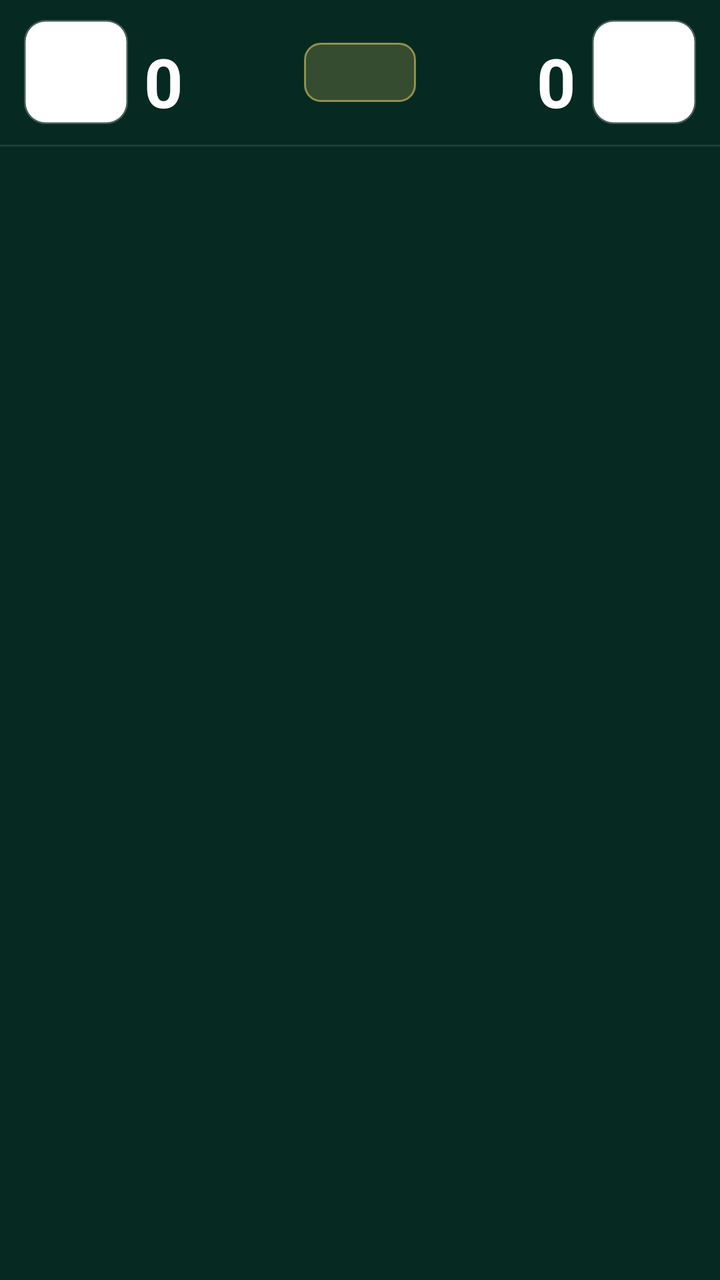
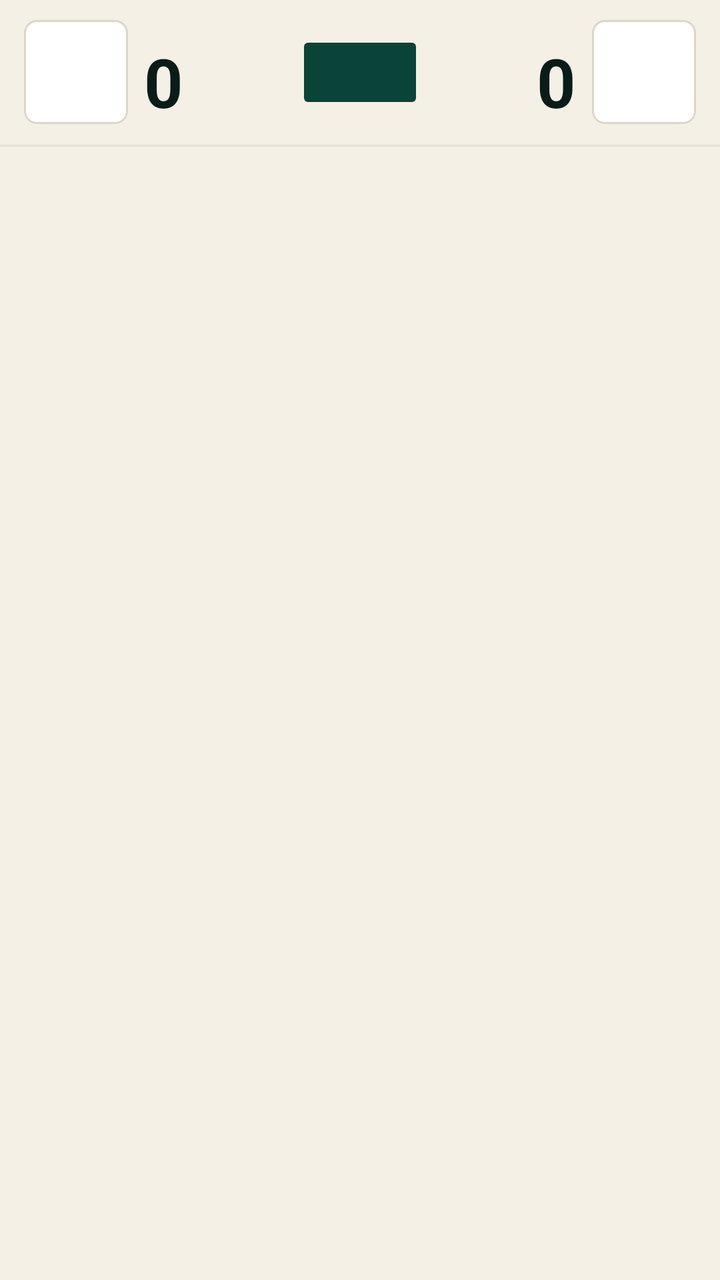

The first picture is an Android layout as it rendered before a commit; the second is the same layout after the commit. The layout source and the unified diff follow.
<!-- AndroidManifest.xml: fallback theme Theme.MaterialComponents.DayNight.NoActionBar -->
<!-- res/layout/live_activity.xml -->
<?xml version="1.0" encoding="utf-8"?>
<LinearLayout xmlns:android="http://schemas.android.com/apk/res/android"
    android:layout_width="match_parent"
    android:layout_height="wrap_content"
    android:background="#FF062921"
    android:orientation="vertical">

    
    <LinearLayout
        android:layout_width="match_parent"
        android:layout_height="wrap_content"
        android:gravity="center_vertical"
        android:orientation="horizontal"
        android:paddingStart="12dp"
        android:paddingEnd="12dp"
        android:paddingTop="10dp"
        android:paddingBottom="10dp">

        
        <LinearLayout
            android:layout_width="0dp"
            android:layout_height="wrap_content"
            android:layout_weight="1"
            android:gravity="center_vertical"
            android:orientation="horizontal">

            
            <FrameLayout
                android:id="@+id/team1_logo_frame"
                android:layout_width="52dp"
                android:layout_height="52dp"
                android:background="@drawable/live_logo_card_bg"
                android:padding="4dp">

                <ImageView
                    android:id="@+id/team1_image"
                    android:layout_width="match_parent"
                    android:layout_height="match_parent"
                    android:adjustViewBounds="true"
                    android:scaleType="fitCenter"
                    android:visibility="gone" />

                <TextView
                    android:id="@+id/team1_monogram"
                    android:layout_width="match_parent"
                    android:layout_height="match_parent"
                    android:gravity="center"
                    android:text="—"
                    android:textColor="#FF062921"
                    android:textSize="14sp"
                    android:textStyle="bold"
                    android:visibility="gone" />
            </FrameLayout>

            
            <LinearLayout
                android:layout_width="0dp"
                android:layout_height="wrap_content"
                android:layout_weight="1"
                android:layout_marginStart="8dp"
                android:orientation="vertical">

                <TextView
                    android:id="@+id/team1_abbrev"
                    android:layout_width="wrap_content"
                    android:layout_height="wrap_content"
                    android:ellipsize="end"
                    android:maxLines="1"
                    android:textColor="#99FFFFFF"
                    android:textSize="9sp"
                    android:textStyle="bold" />

                <TextView
                    android:id="@+id/team1_score"
                    android:layout_width="wrap_content"
                    android:layout_height="wrap_content"
                    android:includeFontPadding="false"
                    android:text="0"
                    android:textColor="#FFFFFFFF"
                    android:textSize="34sp"
                    android:textStyle="bold" />
            </LinearLayout>
        </LinearLayout>

        
        <TextView
            android:id="@+id/match_status"
            android:layout_width="wrap_content"
            android:layout_height="wrap_content"
            android:layout_marginHorizontal="6dp"
            android:background="@drawable/live_minute_chip"
            android:gravity="center"
            android:minWidth="56dp"
            android:includeFontPadding="false"
            android:paddingHorizontal="10dp"
            android:paddingVertical="6dp"
            android:text=""
            android:textColor="#FFF5D76E"
            android:textSize="15sp"
            android:textStyle="bold" />

        
        <LinearLayout
            android:layout_width="0dp"
            android:layout_height="wrap_content"
            android:layout_weight="1"
            android:gravity="center_vertical|end"
            android:orientation="horizontal">

            
            <LinearLayout
                android:layout_width="0dp"
                android:layout_height="wrap_content"
                android:layout_weight="1"
                android:layout_marginEnd="8dp"
                android:gravity="end"
                android:orientation="vertical">

                <TextView
                    android:id="@+id/team2_abbrev"
                    android:layout_width="wrap_content"
                    android:layout_height="wrap_content"
                    android:ellipsize="end"
                    android:gravity="end"
                    android:maxLines="1"
                    android:textColor="#99FFFFFF"
                    android:textSize="9sp"
                    android:textStyle="bold" />

                <TextView
                    android:id="@+id/team2_score"
                    android:layout_width="wrap_content"
                    android:layout_height="wrap_content"
                    android:gravity="end"
                    android:includeFontPadding="false"
                    android:text="0"
                    android:textColor="#FFFFFFFF"
                    android:textSize="34sp"
                    android:textStyle="bold" />
            </LinearLayout>

            
            <FrameLayout
                android:id="@+id/team2_logo_frame"
                android:layout_width="52dp"
                android:layout_height="52dp"
                android:background="@drawable/live_logo_card_bg"
                android:padding="4dp">

                <ImageView
                    android:id="@+id/team2_image"
                    android:layout_width="match_parent"
                    android:layout_height="match_parent"
                    android:adjustViewBounds="true"
                    android:scaleType="fitCenter"
                    android:visibility="gone" />

                <TextView
                    android:id="@+id/team2_monogram"
                    android:layout_width="match_parent"
                    android:layout_height="match_parent"
                    android:gravity="center"
                    android:text="—"
                    android:textColor="#FF062921"
                    android:textSize="14sp"
                    android:textStyle="bold"
                    android:visibility="gone" />
            </FrameLayout>
        </LinearLayout>
    </LinearLayout>

    
    <View
        android:id="@+id/event_separator"
        android:layout_width="match_parent"
        android:layout_height="1dp"
        android:background="#1AFFFFFF" />

    
    <LinearLayout
        android:id="@+id/event_bar"
        android:layout_width="match_parent"
        android:layout_height="wrap_content"
        android:gravity="center_vertical"
        android:orientation="horizontal"
        android:paddingStart="12dp"
        android:paddingEnd="12dp"
        android:paddingTop="8dp"
        android:paddingBottom="8dp"
        android:visibility="visible">

        
        <TextView
            android:id="@+id/last_event"
            android:layout_width="0dp"
            android:layout_height="wrap_content"
            android:layout_weight="1"
            android:ellipsize="end"
            android:maxLines="1"
            android:textColor="#CCF5D76E"
            android:textSize="10sp"
            android:textStyle="bold" />
    </LinearLayout>

    
    <ImageView android:id="@+id/team1_image_placeholder" android:layout_width="0dp" android:layout_height="0dp" android:visibility="gone" />
    <ImageView android:id="@+id/team2_image_placeholder" android:layout_width="0dp" android:layout_height="0dp" android:visibility="gone" />
    <Chronometer android:id="@+id/match_time" android:layout_width="0dp" android:layout_height="0dp" android:visibility="gone" />

</LinearLayout>
<!-- resources referenced by this layout -->
<resources>
  <!-- drawable live_logo_card_bg (drawable) -->
  <?xml version="1.0" encoding="utf-8"?>
  <shape xmlns:android="http://schemas.android.com/apk/res/android"
      android:shape="rectangle">
      <solid android:color="#FFFFFFFF" />
      <corners android:radius="10dp" />
      
      <stroke
          android:width="1.5dp"
          android:color="#40FFFFFF" />
  </shape>
  <!-- drawable live_minute_chip (drawable) -->
  <?xml version="1.0" encoding="utf-8"?>
  <shape xmlns:android="http://schemas.android.com/apk/res/android"
      android:shape="rectangle">
      <solid android:color="#33F5D76E" />
      <corners android:radius="8dp" />
      <stroke
          android:width="1dp"
          android:color="#88F5D76E" />
  </shape>
</resources>

<!-- the commit's change to res/layout/live_activity.xml (unified diff, before → after) -->
@@ -2,7 +2,7 @@
 <LinearLayout xmlns:android="http://schemas.android.com/apk/res/android"
     android:layout_width="match_parent"
     android:layout_height="wrap_content"
-    android:background="#FF062921"
+    android:background="#FFF4F0E6"
     android:orientation="vertical">
 
     
@@ -46,7 +46,7 @@
                     android:layout_height="match_parent"
                     android:gravity="center"
                     android:text="—"
-                    android:textColor="#FF062921"
+                    android:textColor="#FF0A4438"
                     android:textSize="14sp"
                     android:textStyle="bold"
                     android:visibility="gone" />
@@ -66,7 +66,7 @@
                     android:layout_height="wrap_content"
                     android:ellipsize="end"
                     android:maxLines="1"
-                    android:textColor="#99FFFFFF"
+                    android:textColor="#FF5E6662"
                     android:textSize="9sp"
                     android:textStyle="bold" />
 
@@ -76,7 +76,7 @@
                     android:layout_height="wrap_content"
                     android:includeFontPadding="false"
                     android:text="0"
-                    android:textColor="#FFFFFFFF"
+                    android:textColor="#FF0A1C18"
                     android:textSize="34sp"
                     android:textStyle="bold" />
             </LinearLayout>
@@ -95,7 +95,7 @@
             android:paddingHorizontal="10dp"
             android:paddingVertical="6dp"
             android:text=""
-            android:textColor="#FFF5D76E"
+            android:textColor="#FFFFFFFF"
             android:textSize="15sp"
             android:textStyle="bold" />
 
@@ -123,7 +123,7 @@
                     android:ellipsize="end"
                     android:gravity="end"
                     android:maxLines="1"
-                    android:textColor="#99FFFFFF"
+                    android:textColor="#FF5E6662"
                     android:textSize="9sp"
                     android:textStyle="bold" />
 
@@ -134,7 +134,7 @@
                     android:gravity="end"
                     android:includeFontPadding="false"
                     android:text="0"
-                    android:textColor="#FFFFFFFF"
+                    android:textColor="#FF0A1C18"
                     android:textSize="34sp"
                     android:textStyle="bold" />
             </LinearLayout>
@@ -161,7 +161,7 @@
                     android:layout_height="match_parent"
                     android:gravity="center"
                     android:text="—"
-                    android:textColor="#FF062921"
+                    android:textColor="#FF0A4438"
                     android:textSize="14sp"
                     android:textStyle="bold"
                     android:visibility="gone" />
@@ -174,7 +174,7 @@
         android:id="@+id/event_separator"
         android:layout_width="match_parent"
         android:layout_height="1dp"
-        android:background="#1AFFFFFF" />
+        android:background="#FFE6E0D1" />
 
     
     <LinearLayout
@@ -197,7 +197,7 @@
             android:layout_weight="1"
             android:ellipsize="end"
             android:maxLines="1"
-            android:textColor="#CCF5D76E"
+            android:textColor="#FF0A1C18"
             android:textSize="10sp"
             android:textStyle="bold" />
     </LinearLayout>
<!-- resource entries referenced after the edit -->
@@ -5,21 +5,17 @@
   <shape xmlns:android="http://schemas.android.com/apk/res/android"
       android:shape="rectangle">
       <solid android:color="#FFFFFFFF" />
-      <corners android:radius="10dp" />
-      
+      <corners android:radius="6dp" />
       <stroke
-          android:width="1.5dp"
-          android:color="#40FFFFFF" />
+          android:width="1dp"
+          android:color="#FFDDD6C6" />
   </shape>
   <!-- drawable live_minute_chip (drawable) -->
   <?xml version="1.0" encoding="utf-8"?>
   <shape xmlns:android="http://schemas.android.com/apk/res/android"
       android:shape="rectangle">
-      <solid android:color="#33F5D76E" />
-      <corners android:radius="8dp" />
-      <stroke
-          android:width="1dp"
-          android:color="#88F5D76E" />
+      <solid android:color="#FF0A4438" />
+      <corners android:radius="2dp" />
   </shape>
 </resources>
 
